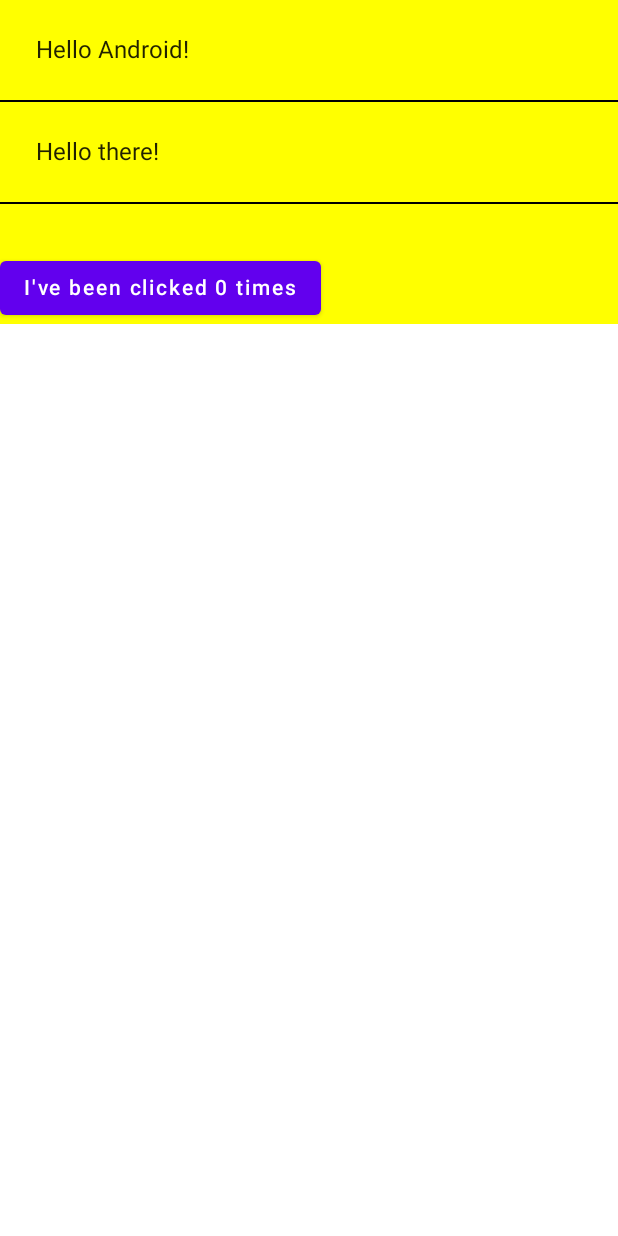
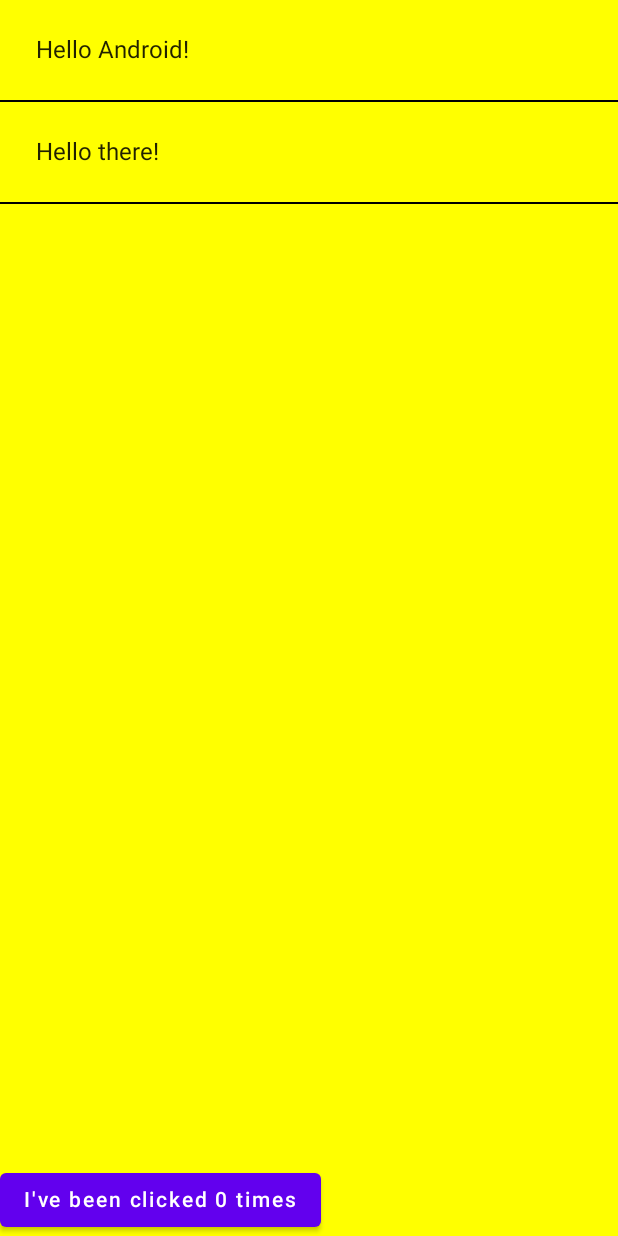
Before and after one commit to Jesen0823/UseCompose, an Android app built with Jetpack Compose: the screen it shows after launch (MainActivity), on a phone screen of 412 x 824 dp. Run offline under Robolectric (Android 15) with nearby library versions, the phone set to English and light mode, and no system bars.

Commit message:
[First Compose] fillMaxHeight and weight

```diff
--- a/app/src/main/java/com/example/usecompose/MainActivity.kt
+++ b/app/src/main/java/com/example/usecompose/MainActivity.kt
@@ -4,6 +4,7 @@ import android.os.Bundle
 import androidx.activity.ComponentActivity
 import androidx.activity.compose.setContent
 import androidx.compose.foundation.layout.Column
+import androidx.compose.foundation.layout.fillMaxHeight
 import androidx.compose.foundation.layout.padding
 import androidx.compose.material.*
 import androidx.compose.runtime.Composable
@@ -48,10 +49,12 @@ fun MyScreenContent(names:List<String> = listOf("Android","there")){
         mutableStateOf(0)
     }
 
-    Column {
-        for (name in names){
-            Greeting(name = name)
-            Divider(color = Color.Black)
+    Column(modifier = Modifier.fillMaxHeight()) {
+        Column(modifier = Modifier.weight(1f)) {
+            for (name in names){
+                Greeting(name = name)
+                Divider(color = Color.Black)
+            }
         }
         /*Greeting(name = "Android")
         Divider(color = Color.Black)
```
